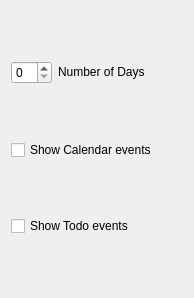
The window that kontact/plugins/summary/applets/events/configui.ui (KDE/kdepim) describes before a commit, drawn with Qt 5.
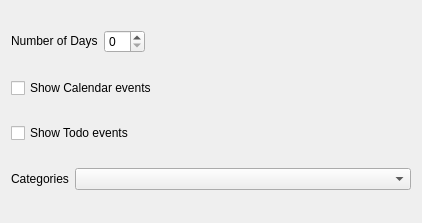
The same window after the commit. Custom widgets are drawn as their Qt base class.

Commit message: Update the configuration dialog... add a KCheckComboBox for categories, and some other small UI changes.

What changed in the file:
```diff
--- a/kontact/plugins/summary/applets/events/configui.ui
+++ b/kontact/plugins/summary/applets/events/configui.ui
@@ -6,8 +6,8 @@
    <rect>
     <x>0</x>
     <y>0</y>
-    <width>194</width>
-    <height>298</height>
+    <width>422</width>
+    <height>223</height>
    </rect>
   </property>
   <layout class="QVBoxLayout" name="verticalLayout">
@@ -16,20 +16,10 @@
      <property name="sizeConstraint">
       <enum>QLayout::SetDefaultConstraint</enum>
      </property>
-     <item>
-      <widget class="QSpinBox" name="daysSpinBox">
-       <property name="sizePolicy">
-        <sizepolicy hsizetype="Maximum" vsizetype="Maximum">
-         <horstretch>0</horstretch>
-         <verstretch>0</verstretch>
-        </sizepolicy>
-       </property>
-      </widget>
-     </item>
      <item>
       <widget class="QLabel" name="label">
        <property name="sizePolicy">
-        <sizepolicy hsizetype="Minimum" vsizetype="Maximum">
+        <sizepolicy hsizetype="Maximum" vsizetype="Maximum">
          <horstretch>0</horstretch>
          <verstretch>0</verstretch>
         </sizepolicy>
@@ -42,6 +32,29 @@
        </property>
       </widget>
      </item>
+     <item>
+      <widget class="QSpinBox" name="daysSpinBox">
+       <property name="sizePolicy">
+        <sizepolicy hsizetype="Maximum" vsizetype="Maximum">
+         <horstretch>0</horstretch>
+         <verstretch>0</verstretch>
+        </sizepolicy>
+       </property>
+      </widget>
+     </item>
+     <item>
+      <spacer name="horizontalSpacer">
+       <property name="orientation">
+        <enum>Qt::Horizontal</enum>
+       </property>
+       <property name="sizeHint" stdset="0">
+        <size>
+         <width>40</width>
+         <height>20</height>
+        </size>
+       </property>
+      </spacer>
+     </item>
     </layout>
    </item>
    <item>
@@ -61,8 +74,50 @@
      </property>
     </widget>
    </item>
+   <item>
+    <layout class="QHBoxLayout" name="horizontalLayout_2">
+     <property name="sizeConstraint">
+      <enum>QLayout::SetMinAndMaxSize</enum>
+     </property>
+     <item>
+      <widget class="QLabel" name="label_2">
+       <property name="sizePolicy">
+        <sizepolicy hsizetype="Maximum" vsizetype="Maximum">
+         <horstretch>0</horstretch>
+         <verstretch>0</verstretch>
+        </sizepolicy>
+       </property>
+       <property name="text">
+        <string>Categories</string>
+       </property>
+      </widget>
+     </item>
+     <item>
+      <widget class="KPIM::KCheckComboBox" name="categoriesCCB">
+       <property name="sizePolicy">
+        <sizepolicy hsizetype="Expanding" vsizetype="Maximum">
+         <horstretch>0</horstretch>
+         <verstretch>0</verstretch>
+        </sizepolicy>
+       </property>
+      </widget>
+     </item>
+    </layout>
+   </item>
   </layout>
  </widget>
+ <customwidgets>
+  <customwidget>
+   <class>KPIM::KCheckComboBox</class>
+   <extends>KComboBox</extends>
+   <header>libkdepim/kcheckcombobox.h</header>
+  </customwidget>
+  <customwidget>
+   <class>KComboBox</class>
+   <extends>QComboBox</extends>
+   <header>kcombobox.h</header>
+  </customwidget>
+ </customwidgets>
  <resources/>
  <connections/>
 </ui>
```
